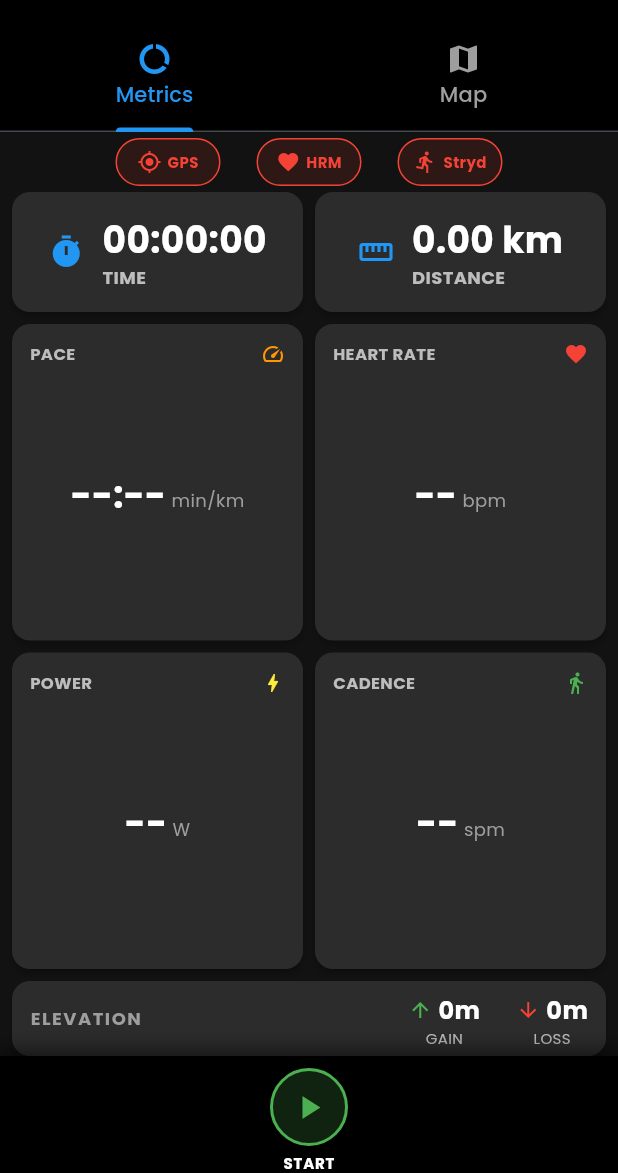
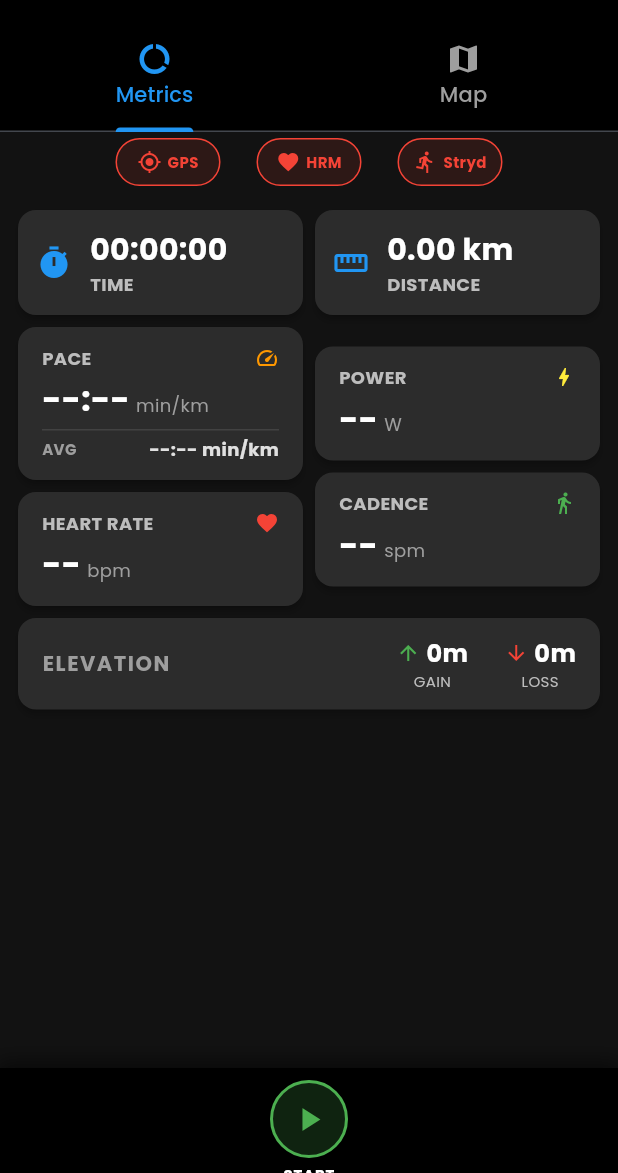
Before and after one commit to jtlab-studio/volt_flutter, a Flutter app: the ActivityTrackerScreen screen opened directly, on a phone screen of 412 x 824 dp, the part 63-1236 px from its top. Run offline on Flutter 3.47's test engine with Material 3 defaults, Android fonts, the phone set to English and light mode, and no system bars; our stand-ins replace flutter_blue_plus, flutter_map, flutter_riverpod, flutter_secure_storage, geolocator, latlong2 and 6 more; accounts and stored records are empty.

```diff
--- a/lib/features/run_tracker/screens/activity_tracker_screen.dart
+++ b/lib/features/run_tracker/screens/activity_tracker_screen.dart
@@ -34,7 +34,7 @@ class _ActivityTrackerScreenState extends ConsumerState<ActivityTrackerScreen>
 
   // Custom metrics for the map view
   String _leftMetric = 'pace';
-  String _rightMetric = 'heartRate';
+  String _rightMetric = 'distance';
 
   @override
   void initState() {
@@ -223,7 +223,7 @@ class _ActivityTrackerScreenState extends ConsumerState<ActivityTrackerScreen>
     }
   }
 
-  // Build the map section
+  // Build the map view tab
   Widget _buildMapView() {
     final currentActivity = ref.watch(currentActivityProvider);
     final metrics = ref.watch(currentMetricsProvider);
@@ -245,99 +245,31 @@ class _ActivityTrackerScreenState extends ConsumerState<ActivityTrackerScreen>
 
     return Column(
       children: [
+        // Sensor status bar
+        const SensorStatusBar(),
+
         // Top metrics display (customizable)
-        SizedBox(
-          height: 80,
-          child: Padding(
-            padding: const EdgeInsets.symmetric(horizontal: 8.0),
+        Padding(
+          padding: const EdgeInsets.all(12.0),
           child: Row(
             children: [
               // Left metric
               Expanded(
-                  child: Card(
-                    margin: EdgeInsets.zero,
-                    color: const Color(0xFF2C2C2C),
-                    shape: RoundedRectangleBorder(
-                      borderRadius: BorderRadius.circular(12),
+                child: _buildMapMetricCard(_leftMetric, metrics, true),
               ),
-                    elevation: 2,
-                    child: Padding(
-                      padding: const EdgeInsets.all(12.0),
-                      child: Column(
-                        mainAxisAlignment: MainAxisAlignment.center,
-                        children: [
-                          // Metric label
-                          Text(
-                            _getMetricLabel(_leftMetric),
-                            style: TextStyle(
-                              fontSize: 12,
-                              color: Colors.grey[400],
-                              fontWeight: FontWeight.bold,
-                            ),
-                          ),
-                          const SizedBox(height: 4),
-                          // Metric value
-                          Text(
-                            _formatMetricValue(_leftMetric, metrics),
-                            style: const TextStyle(
-                              fontSize: 20,
-                              color: Colors.white,
-                              fontWeight: FontWeight.bold,
-                            ),
+              const SizedBox(width: 12),
+              // Right metric
+              Expanded(
+                child: _buildMapMetricCard(_rightMetric, metrics, false),
               ),
             ],
-                      ),
-                    ),
-                  ),
-                ),
-                const SizedBox(width: 8),
-                // Right metric
-                Expanded(
-                  child: Card(
-                    margin: EdgeInsets.zero,
-                    color: const Color(0xFF2C2C2C),
-                    shape: RoundedRectangleBorder(
-                      borderRadius: BorderRadius.circular(12),
-                    ),
-                    elevation: 2,
-                    child: Padding(
-                      padding: const EdgeInsets.all(12.0),
-                      child: Column(
-                        mainAxisAlignment: MainAxisAlignment.center,
-                        children: [
-                          // Metric label
-                          Text(
-                            _getMetricLabel(_rightMetric),
-                            style: TextStyle(
-                              fontSize: 12,
-                              color: Colors.grey[400],
-                              fontWeight: FontWeight.bold,
-                            ),
-                          ),
-                          const SizedBox(height: 4),
-                          // Metric value
-                          Text(
-                            _formatMetricValue(_rightMetric, metrics),
-                            style: const TextStyle(
-                              fontSize: 20,
-                              color: Colors.white,
-                              fontWeight: FontWeight.bold,
-                            ),
-                          ),
-                        ],
-                      ),
-                    ),
-                  ),
-                ),
-              ],
-            ),
           ),
         ),
 
         // Map view (takes remaining space)
         Expanded(
           child: Padding(
-            padding: const EdgeInsets.all(8.0),
+            padding: const EdgeInsets.symmetric(horizontal: 12.0),
             child: Card(
               shape: RoundedRectangleBorder(
                 borderRadius: BorderRadius.circular(12),
@@ -394,7 +326,113 @@ class _ActivityTrackerScreenState extends ConsumerState<ActivityTrackerScreen>
             ),
           ),
         ),
+
+        // Space for the controls
+        const SizedBox(height: 70),
       ],
+    );
+  }
+
+  // Build a metric card for the map view
+  Widget _buildMapMetricCard(
+      String metricKey, Map<String, dynamic> metrics, bool isLeft) {
+    return InkWell(
+      onTap: () => _showMetricPicker(isLeft),
+      borderRadius: BorderRadius.circular(12),
+      child: Card(
+        margin: EdgeInsets.zero,
+        color: const Color(0xFF2C2C2C),
+        shape: RoundedRectangleBorder(
+          borderRadius: BorderRadius.circular(12),
+        ),
+        elevation: 2,
+        child: Padding(
+          padding: const EdgeInsets.symmetric(vertical: 12.0, horizontal: 16.0),
+          child: Column(
+            mainAxisAlignment: MainAxisAlignment.center,
+            children: [
+              // Metric label
+              Text(
+                _getMetricLabel(metricKey),
+                style: TextStyle(
+                  fontSize: 12,
+                  color: Colors.grey[400],
+                  fontWeight: FontWeight.bold,
+                ),
+              ),
+              const SizedBox(height: 4),
+              // Metric value
+              Text(
+                _formatMetricValue(metricKey, metrics),
+                style: const TextStyle(
+                  fontSize: 20,
+                  color: Colors.white,
+                  fontWeight: FontWeight.bold,
+                ),
+              ),
+              // Hint
+              Text(
+                'Tap to change',
+                style: TextStyle(
+                  fontSize: 10,
+                  color: Colors.grey[600],
+                  fontStyle: FontStyle.italic,
+                ),
+              ),
+            ],
+          ),
+        ),
+      ),
+    );
+  }
+
+  // Show a dialog to pick a metric for display
+  void _showMetricPicker(bool isLeft) {
+    final availableMetrics = [
+      'pace',
+      'heartRate',
+      'power',
+      'cadence',
+      'distance',
+      'duration',
+      'elevationGain',
+      'elevationLoss',
+    ];
+
+    showDialog(
+      context: context,
+      builder: (context) => AlertDialog(
+        title: Text('Select ${isLeft ? 'Left' : 'Right'} Metric'),
+        content: SizedBox(
+          width: double.maxFinite,
+          child: ListView.builder(
+            shrinkWrap: true,
+            itemCount: availableMetrics.length,
+            itemBuilder: (context, index) {
+              final metric = availableMetrics[index];
+              return ListTile(
+                title: Text(_getMetricLabel(metric)),
+                onTap: () {
+                  setState(() {
+                    if (isLeft) {
+                      _leftMetric = metric;
+                    } else {
+                      _rightMetric = metric;
+                    }
+                  });
+                  Navigator.pop(context);
+                },
+              );
+            },
+          ),
+        ),
+        actions: [
+          TextButton(
+            onPressed: () => Navigator.pop(context),
+            child: const Text('Cancel'),
+          ),
+        ],
+      ),
     );
   }
 
@@ -504,21 +542,18 @@ class _ActivityTrackerScreenState extends ConsumerState<ActivityTrackerScreen>
               Column(
                 children: [
                   // Sensor status bar
-                  const SizedBox(
-                    height: 40,
-                    child: SensorStatusBar(),
-                  ),
+                  const SensorStatusBar(),
 
                   // Metrics grid
                   Expanded(
                     child: Padding(
-                      padding: const EdgeInsets.symmetric(horizontal: 8.0),
+                      padding: const EdgeInsets.all(12.0),
                       child: MetricsGrid(metrics: metrics),
                     ),
                   ),
 
-                  // Activity controls - Will be handled by the Stack
-                  SizedBox(height: 78), // Space for controls
+                  // Space for controls
+                  const SizedBox(height: 70),
                 ],
               ),
 
@@ -532,8 +567,6 @@ class _ActivityTrackerScreenState extends ConsumerState<ActivityTrackerScreen>
             left: 0,
             right: 0,
             bottom: 0,
-            child: SizedBox(
-              height: 78,
             child: ActivityControls(
               state: trackerState,
               timerStarted: timerStarted,
@@ -542,7 +575,6 @@ class _ActivityTrackerScreenState extends ConsumerState<ActivityTrackerScreen>
               onResume: _resumeActivity,
               onStop: _endActivity,
               onDiscard: _discardActivity,
-              ),
             ),
           ),
 
--- a/lib/features/run_tracker/widgets/metrics_grid.dart
+++ b/lib/features/run_tracker/widgets/metrics_grid.dart
@@ -30,16 +30,16 @@ class MetricsGrid extends StatelessWidget {
     final averageCadence = currentActivity?.averageCadence;
     final averagePace = currentActivity?.averagePaceSecondsPerKm;
 
-    return Column(
+    return SingleChildScrollView(
+      child: Column(
         children: [
-        // Primary metrics row (time and distance)
-        SizedBox(
-          height: 80,
-          child: Row(
+          // Primary metrics row (time and distance) - these are always visible
+          Row(
             children: [
               // Duration
               Expanded(
                 child: _buildPrimaryMetric(
+                  context: context,
                   label: 'TIME',
                   value: TrackerService.formatDuration(duration),
                   icon: Icons.timer,
@@ -50,6 +50,7 @@ class MetricsGrid extends StatelessWidget {
               // Distance
               Expanded(
                 child: _buildPrimaryMetric(
+                  context: context,
                   label: 'DISTANCE',
                   value: '${TrackerService.formatDistance(distance)} km',
                   icon: Icons.straighten,
@@ -58,87 +59,72 @@ class MetricsGrid extends StatelessWidget {
               ),
             ],
           ),
-        ),
 
           const SizedBox(height: 8),
 
-        // Secondary metrics
-        Expanded(
-          child: Row(
+          // Secondary metrics - arranged in a 2x2 grid with current and average values
+          Row(
             children: [
-              // Left column - Pace and Power
+              // Left column - Pace and Heart Rate
               Expanded(
                 child: Column(
                   children: [
                     // Pace
-                    Expanded(
-                      child: _buildMetricWithAvg(
+                    _buildMetricWithAvg(
                       label: 'PACE',
-                        value: SensorReading.formatPace(pace),
-                        avgValue: averagePace != null
-                            ? SensorReading.formatPace(averagePace)
-                            : null,
+                      currentValue: SensorReading.formatPace(pace),
+                      avgValue: SensorReading.formatPace(averagePace),
                       unit: 'min/km',
                       icon: Icons.speed,
                       iconColor: Colors.orange,
                     ),
+                    const SizedBox(height: 8),
+                    // Heart Rate
+                    _buildMetricWithAvg(
+                      label: 'HEART RATE',
+                      currentValue: heartRate?.toString() ?? '--',
+                      avgValue: averageHR?.toString(),
+                      unit: 'bpm',
+                      icon: Icons.favorite,
+                      iconColor: Colors.red,
                     ),
-                    const SizedBox(height: 8),
+                  ],
+                ),
+              ),
+              const SizedBox(width: 8),
+              // Right column - Power and Cadence
+              Expanded(
+                child: Column(
+                  children: [
                     // Power
-                    Expanded(
-                      child: _buildMetricWithAvg(
+                    _buildMetricWithAvg(
                       label: 'POWER',
-                        value: power?.toString() ?? '--',
+                      currentValue: power?.toString() ?? '--',
                       avgValue: averagePower?.toString(),
                       unit: 'W',
                       icon: Icons.bolt,
                       iconColor: Colors.yellow,
                     ),
-                    ),
-                  ],
-                ),
-              ),
-              const SizedBox(width: 8),
-              // Right column - Heart Rate and Cadence
-              Expanded(
-                child: Column(
-                  children: [
-                    // Heart Rate
-                    Expanded(
-                      child: _buildMetricWithAvg(
-                        label: 'HEART RATE',
-                        value: heartRate?.toString() ?? '--',
-                        avgValue: averageHR?.toString(),
-                        unit: 'bpm',
-                        icon: Icons.favorite,
-                        iconColor: Colors.red,
-                      ),
-                    ),
                     const SizedBox(height: 8),
                     // Cadence
-                    Expanded(
-                      child: _buildMetricWithAvg(
+                    _buildMetricWithAvg(
                       label: 'CADENCE',
-                        value: cadence?.toString() ?? '--',
+                      currentValue: cadence?.toString() ?? '--',
                       avgValue: averageCadence?.toString(),
                       unit: 'spm',
                       icon: Icons.directions_walk,
                       iconColor: Colors.green,
-                      ),
                     ),
                   ],
                 ),
               ),
             ],
           ),
-        ),
 
           const SizedBox(height: 8),
 
-        // Elevation
-        SizedBox(
-          height: 50,
-          child: Card(
+          // Elevation - at the bottom, with a different layout
+          Card(
             margin: EdgeInsets.zero,
             color: const Color(0xFF2C2C2C),
             shape: RoundedRectangleBorder(
@@ -146,7 +132,7 @@ class MetricsGrid extends StatelessWidget {
             ),
             elevation: 2,
             child: Padding(
-              padding: const EdgeInsets.symmetric(horizontal: 12, vertical: 8),
+              padding: const EdgeInsets.symmetric(horizontal: 16, vertical: 12),
               child: Row(
                 mainAxisAlignment: MainAxisAlignment.spaceBetween,
                 children: [
@@ -154,7 +140,7 @@ class MetricsGrid extends StatelessWidget {
                   const Text(
                     'ELEVATION',
                     style: TextStyle(
-                      fontSize: 12,
+                      fontSize: 14,
                       color: Colors.grey,
                       fontWeight: FontWeight.bold,
                       letterSpacing: 1.0,
@@ -235,13 +221,14 @@ class MetricsGrid extends StatelessWidget {
               ),
             ),
           ),
+        ],
       ),
-      ],
     );
   }
 
-  // Primary metric for time and distance
+  // Primary metrics (Time, Distance)
   Widget _buildPrimaryMetric({
+    required BuildContext context,
     required String label,
     required String value,
     required IconData icon,
@@ -257,7 +244,7 @@ class MetricsGrid extends StatelessWidget {
       child: Padding(
         padding: const EdgeInsets.all(12.0),
         child: Row(
-          mainAxisAlignment: MainAxisAlignment.center,
+          mainAxisAlignment: MainAxisAlignment.start,
           children: [
             Icon(
               icon,
@@ -266,7 +253,6 @@ class MetricsGrid extends StatelessWidget {
             ),
             const SizedBox(width: 12),
             Column(
-              mainAxisAlignment: MainAxisAlignment.center,
               crossAxisAlignment: CrossAxisAlignment.start,
               children: [
                 Text(
@@ -274,7 +260,7 @@ class MetricsGrid extends StatelessWidget {
                   style: const TextStyle(
                     color: Colors.white,
                     fontWeight: FontWeight.bold,
-                    fontSize: 24,
+                    fontSize: 20,
                   ),
                 ),
                 Text(
@@ -293,10 +279,10 @@ class MetricsGrid extends StatelessWidget {
     );
   }
 
-  // Metric with dedicated average value section
+  // Secondary metrics with both current and average values (Pace, HR, Power, Cadence)
   Widget _buildMetricWithAvg({
     required String label,
-    required String value,
+    required String currentValue,
     String? avgValue,
     required String unit,
     required IconData icon,
@@ -310,7 +296,7 @@ class MetricsGrid extends StatelessWidget {
       ),
       elevation: 2,
       child: Padding(
-        padding: const EdgeInsets.all(12.0),
+        padding: const EdgeInsets.symmetric(vertical: 12.0, horizontal: 16.0),
         child: Column(
           crossAxisAlignment: CrossAxisAlignment.start,
           children: [
@@ -321,7 +307,7 @@ class MetricsGrid extends StatelessWidget {
                 Text(
                   label,
                   style: TextStyle(
-                    fontSize: 11,
+                    fontSize: 12,
                     color: Colors.grey[400],
                     fontWeight: FontWeight.bold,
                   ),
@@ -334,25 +320,25 @@ class MetricsGrid extends StatelessWidget {
               ],
             ),
 
-            // Current value takes most space
-            Expanded(
-              flex: 3,
-              child: Center(
-                child: Row(
-                  mainAxisAlignment: MainAxisAlignment.center,
+            const SizedBox(height: 4),
+
+            // Current value row
+            Row(
+              mainAxisAlignment: MainAxisAlignment.start,
               crossAxisAlignment: CrossAxisAlignment.baseline,
               textBaseline: TextBaseline.alphabetic,
               children: [
                 Text(
-                      value,
+                  currentValue,
                   style: const TextStyle(
-                        fontSize: 24,
+                    fontSize: 22,
                     color: Colors.white,
                     fontWeight: FontWeight.bold,
                   ),
                 ),
+                const SizedBox(width: 4),
                 Text(
-                      ' $unit',
+                  unit,
                   style: TextStyle(
                     fontSize: 12,
                     color: Colors.grey[500],
@@ -360,14 +346,13 @@ class MetricsGrid extends StatelessWidget {
                 ),
               ],
             ),
-              ),
-            ),
 
             // Average section
             if (avgValue != null)
               Container(
                 width: double.infinity,
-                padding: const EdgeInsets.symmetric(vertical: 4),
+                margin: const EdgeInsets.only(top: 4),
+                padding: const EdgeInsets.only(top: 4),
                 decoration: BoxDecoration(
                   border: Border(
                     top: BorderSide(
@@ -376,21 +361,21 @@ class MetricsGrid extends StatelessWidget {
                     ),
                   ),
                 ),
-                child: Column(
+                child: Row(
+                  mainAxisAlignment: MainAxisAlignment.spaceBetween,
                   children: [
                     Text(
-                      'AVERAGE',
+                      'AVG',
                       style: TextStyle(
-                        fontSize: 9,
+                        fontSize: 10,
                         color: Colors.grey[500],
                         fontWeight: FontWeight.bold,
-                        letterSpacing: 1.0,
                       ),
                     ),
                     Text(
                       '$avgValue $unit',
                       style: TextStyle(
-                        fontSize: 14,
+                        fontSize: 12,
                         color: Colors.grey[300],
                         fontWeight: FontWeight.bold,
                       ),
```
Lines whose indentation alone changed are shown as unchanged.
